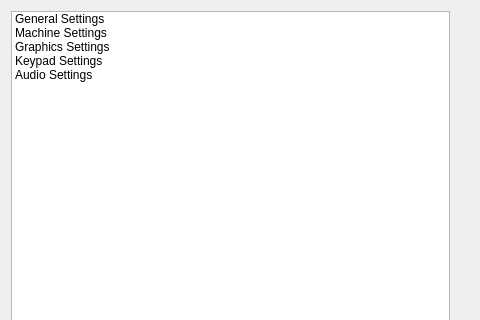
Old version of the form src/frontend/views/settings/settings_dialog.ui in the repository kaichiuchu/vm-tutorial; both pictures show x 0 to 480 and y 0 to 320 of the 906 by 898 pixel window.
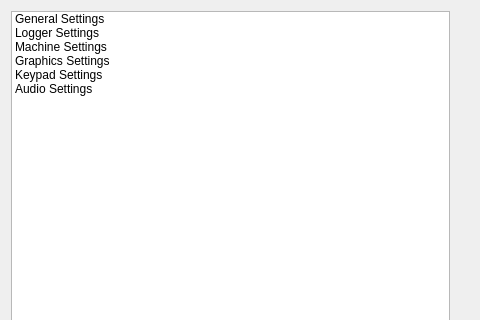
New version of the form.

Patch:
```diff
--- a/src/frontend/views/settings/settings_dialog.ui
+++ b/src/frontend/views/settings/settings_dialog.ui
@@ -21,6 +21,11 @@
        <string>General Settings</string>
       </property>
      </item>
+     <item>
+      <property name="text">
+       <string>Logger Settings</string>
+      </property>
+     </item>
      <item>
       <property name="text">
        <string>Machine Settings</string>
```
